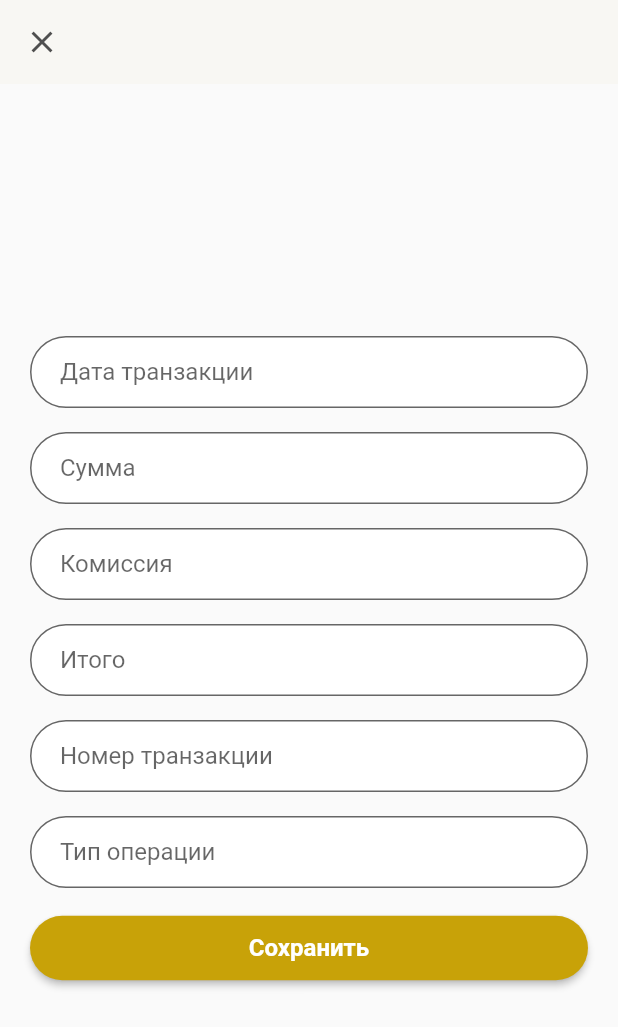
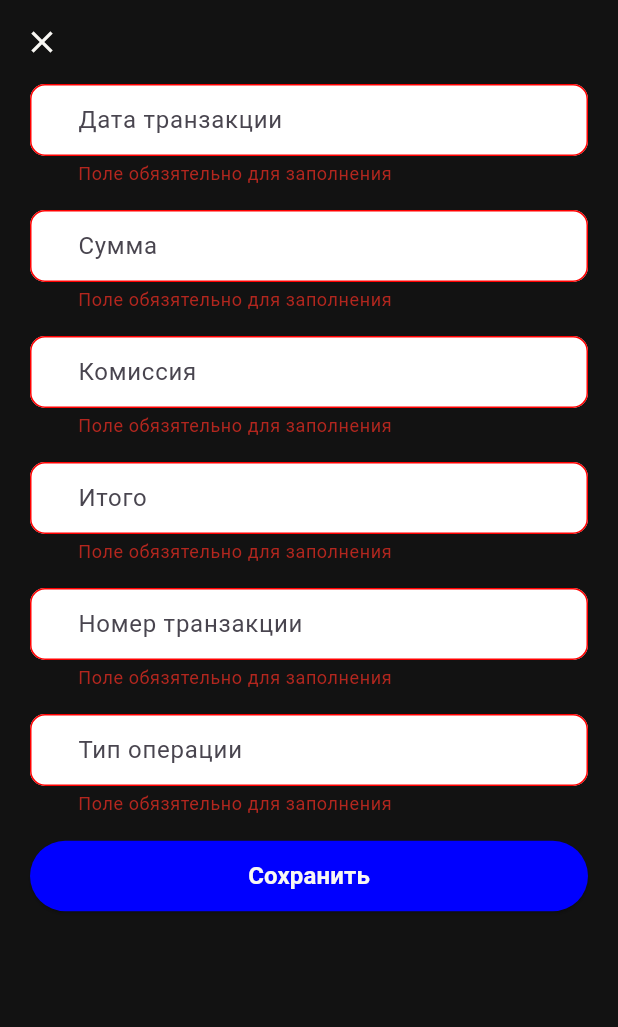
Before and after one commit to mikolashka/test, a Flutter app: the AddTransactionScreen screen opened directly, after a tap on "Сохранить", on a phone screen of 412 x 824 dp. Shown: the top 1027 px of the screen. Run offline on Flutter 3.47's test engine with Material 2 defaults, Android fonts, the phone set to English and light mode, and no system bars; our stand-ins replace auto_route, cloud_firestore, equatable, firebase_auth, firebase_core, fl_chart and 2 more; accounts and stored records are empty; network calls fail.

Commit message:
small refactor

```diff
--- a/lib/app.dart
+++ b/lib/app.dart
@@ -3,6 +3,7 @@ import 'dart:io';
 import 'package:devtools_test/presentation/auth/bloc/auth_bloc.dart';
 import 'package:devtools_test/presentation/initial/bloc/initial_bloc.dart';
 import 'package:devtools_test/presentation/main/bloc/main_bloc.dart';
+import 'package:devtools_test/presentation/utils/app_theme.dart';
 import 'package:flutter/material.dart';
 import 'package:flutter/services.dart';
 import 'package:flutter_bloc/flutter_bloc.dart';
@@ -46,6 +47,7 @@ class _AppState extends State<App> {
           repository: getIt(),
       ),),
     ], child: MaterialApp.router(
+      theme: MainTheme.theme,
       routerConfig: getIt.get<RouterService>().appRouter.config(),
       debugShowCheckedModeBanner: false,
     ),);
--- a/lib/core/validations/validations.dart
+++ b/lib/core/validations/validations.dart
@@ -24,4 +24,11 @@ class Validations{
 
     return null;
   }
+
+  static String? notNull(String? value){
+    if(value?.trim().isEmpty == true){
+      return 'Поле обязятельно для заполнения';
+    }
+    return null;
+  }
 }
--- a/lib/data/managers/data_manager.dart
+++ /dev/null
@@ -1,6 +0,0 @@
-abstract class DataManager{
-  Future<String?> getToken();
-  Future<void> saveAuthToken(String token);
-  Future<String?> getUserId();
-  Future<void> saveUserId(String id);
-}
--- a/lib/data/repository/repository.dart
+++ b/lib/data/repository/repository.dart
@@ -2,9 +2,6 @@ import 'package:devtools_test/data/models/main_screen_model.dart';
 import 'package:devtools_test/data/models/transaction_model.dart';
 
 abstract class Repository{
-  Future<String?> getAuthToken();
-  void saveAuthToken(String token);
-  void saveUserId(String id);
   Future<void> createTransactionModel(TransactionModel transactionModel);
   Future<MainScreenModel> fetchUserTransactions();
   Future<bool> deleteItem(String id);
--- a/lib/data/repository/repository_impl.dart
+++ b/lib/data/repository/repository_impl.dart
@@ -1,5 +1,4 @@
 import 'package:cloud_firestore/cloud_firestore.dart';
-import 'package:devtools_test/data/managers/data_manager.dart';
 import 'package:devtools_test/data/models/operation_type.dart';
 import 'package:devtools_test/data/repository/repository.dart';
 import 'package:firebase_auth/firebase_auth.dart';
@@ -8,24 +7,7 @@ import '../models/main_screen_model.dart';
 import '../models/transaction_model.dart';
 
 class RepositoryImpl extends Repository {
-  final DataManager dataManager;
-
-  RepositoryImpl({required this.dataManager});
-
-  @override
-  Future<String?> getAuthToken() {
-    return dataManager.getToken();
-  }
-
-  @override
-  Future<void> saveAuthToken(String token) async {
-    dataManager.saveAuthToken(token);
-  }
-
-  @override
-  void saveUserId(String id) async {
-    dataManager.saveUserId(id);
-  }
+  RepositoryImpl();
 
   @override
   Future<MainScreenModel> fetchUserTransactions() async {
@@ -33,19 +15,17 @@ class RepositoryImpl extends Repository {
     final snapshot = await db.get();
     final result =
         snapshot.docs.map((e) => TransactionModel.fromJson(e.data()).setId(e.id)).toList();
-    int replenishmentSum = _getSumReplenishment(result);
-    int transferSum = _getSumTransfer(result);
-    int withdrawalSum = _getSumWithdrawal(result);
     int totalSum = _getTotalSum(result);
+
     return MainScreenModel(
-      replenishmentPercent: replenishmentSum / totalSum * 100,
-      transferPercent: transferSum / totalSum * 100,
-      withdrawalPercent: withdrawalSum / totalSum * 100,
+      replenishmentPercent: _getPercentReplenishment(result, totalSum),
+      transferPercent: _getPercentTransfer(result, totalSum),
+      withdrawalPercent: _getPercentWithdrawal(result, totalSum),
       transactionList: result,
     );
   }
 
-  int _getSumReplenishment(List<TransactionModel> transactionList) {
+  double _getPercentReplenishment(List<TransactionModel> transactionList, int totalSum) {
     int sum = 0;
     for (var e in transactionList) {
       if (e.operationType == OperationType.replenishment) {
@@ -53,10 +33,10 @@ class RepositoryImpl extends Repository {
         sum += total ?? 0;
       }
     }
-    return sum;
+    return sum / totalSum * 100;
   }
 
-  int _getSumTransfer(List<TransactionModel> transactionList) {
+  double _getPercentTransfer(List<TransactionModel> transactionList, int totalSum) {
     int sum = 0;
     for (var e in transactionList) {
       if (e.operationType == OperationType.transfer) {
@@ -64,10 +44,10 @@ class RepositoryImpl extends Repository {
         sum += total ?? 0;
       }
     }
-    return sum;
+    return sum / totalSum * 100;
   }
 
-  int _getSumWithdrawal(List<TransactionModel> transactionList) {
+  double _getPercentWithdrawal(List<TransactionModel> transactionList, int totalSum) {
     int sum = 0;
     for (var e in transactionList) {
       if (e.operationType == OperationType.withdrawal) {
@@ -75,7 +55,7 @@ class RepositoryImpl extends Repository {
         sum += total ?? 0;
       }
     }
-    return sum;
+    return sum / totalSum * 100;
   }
 
   int _getTotalSum(List<TransactionModel> transactionList) {
--- a/lib/presentation/auth/screens/auth_screen.dart
+++ b/lib/presentation/auth/screens/auth_screen.dart
@@ -41,7 +41,6 @@ class _AuthScreenState extends State<AuthScreen> {
   @override
   Widget build(BuildContext context) {
     return Scaffold(
-      backgroundColor: AppColors.grey,
       body: BlocListener<AuthBloc, AuthState>(
         listener: (context, state) {
           if (state.errorMessage != null) {}
@@ -90,7 +89,6 @@ class _AuthScreenState extends State<AuthScreen> {
                   width: double.infinity,
                   child: SecondaryElevationButton(
                     title: 'Зарегистрироваться',
-                    bgColor: AppColors.grey,
                     onPressed: () => context.router.push(const RegisterRoute()),
                   ),
                 ),
--- a/lib/presentation/initial/bloc/initial_bloc.dart
+++ b/lib/presentation/initial/bloc/initial_bloc.dart
@@ -1,4 +1,5 @@
 import 'package:equatable/equatable.dart';
+import 'package:firebase_auth/firebase_auth.dart';
 import 'package:flutter_bloc/flutter_bloc.dart';
 
 import '../../../data/repository/repository.dart';
@@ -19,7 +20,6 @@ class InitialBloc extends Bloc<AuthEvent, InitialState> {
       GetTokenEvent event,
     Emitter<InitialState> emit,
   ) async {
-    final token = await repository.getAuthToken();
-    emit(state.copyWith(haveToken: token != null));
+    emit(state.copyWith(haveToken: FirebaseAuth.instance.currentUser != null));
   }
 }
--- a/lib/presentation/main/main_screen.dart
+++ b/lib/presentation/main/main_screen.dart
@@ -1,7 +1,7 @@
 import 'package:auto_route/annotations.dart';
 import 'package:auto_route/auto_route.dart';
 import 'package:devtools_test/data/models/operation_type.dart';
-import 'package:devtools_test/presentation/main/add_transaction_screen.dart';
+import 'package:devtools_test/presentation/main/widgets/add_transaction_screen.dart';
 import 'package:devtools_test/presentation/main/widgets/transaction_list_item.dart';
 import 'package:fl_chart/fl_chart.dart';
 import 'package:flutter/material.dart';
--- a/lib/presentation/main/add_transaction_screen.dart
+++ b/lib/presentation/main/widgets/add_transaction_screen.dart
@@ -1,23 +1,24 @@
 import 'package:auto_route/auto_route.dart';
 import 'package:flutter/cupertino.dart';
 import 'package:flutter/material.dart';
+import 'package:flutter/services.dart';
 import 'package:flutter_bloc/flutter_bloc.dart';
 
-import '../../data/models/operation_type.dart';
-import '../utils/app_colors.dart';
-import '../utils/general_widgets/primary_button.dart';
-import '../utils/general_widgets/simple_input.dart';
-import 'bloc/main_bloc.dart';
+import '../../../core/validations/validations.dart';
+import '../../../data/models/operation_type.dart';
+import '../../utils/app_colors.dart';
+import '../../utils/general_widgets/primary_button.dart';
+import '../../utils/general_widgets/simple_input.dart';
+import '../bloc/main_bloc.dart';
 
-class AddTransactionScreen extends StatefulWidget{
+class AddTransactionScreen extends StatefulWidget {
   const AddTransactionScreen({super.key});
 
   @override
   State<StatefulWidget> createState() => _AddTransactionScreenState();
-
 }
 
-class _AddTransactionScreenState extends State<AddTransactionScreen>{
+class _AddTransactionScreenState extends State<AddTransactionScreen> {
   late TextEditingController _dateTransaction;
   late TextEditingController _sum;
   late TextEditingController _commission;
@@ -28,7 +29,7 @@ class _AddTransactionScreenState extends State<AddTransactionScreen>{
   late MainBloc mainBloc;
 
   final _formKey = GlobalKey<FormState>();
-  DateTime? lastDate;
+  DateTime? lastDate = DateTime.now();
 
   @override
   void initState() {
@@ -56,9 +57,19 @@ class _AddTransactionScreenState extends State<AddTransactionScreen>{
 
   @override
   Widget build(BuildContext context) {
-    return  Scaffold(
-      appBar: AppBar(leading: GestureDetector(onTap:()=> context.router.pop(),child: const Icon(Icons.close, color: AppColors.grey,)), backgroundColor: AppColors.dirtyWhite,elevation: 0,),
-      body: Form(
+    return Scaffold(
+      appBar: AppBar(
+        leading: GestureDetector(
+            onTap: () => context.router.pop(),
+            child: const Icon(
+              Icons.close,
+              color: AppColors.dirtyWhite,
+            )),
+        backgroundColor: AppColors.background,
+        elevation: 0,
+      ),
+      body: SingleChildScrollView(
+        child: Form(
           key: _formKey,
           child: Padding(
             padding: const EdgeInsets.symmetric(horizontal: 20.0),
@@ -68,11 +79,12 @@ class _AddTransactionScreenState extends State<AddTransactionScreen>{
                 SimpleInputLayout(
                   title: 'Дата транзакции',
                   readOnly: true,
+                  validator: Validations.notNull,
                   onClick: () {
                     showModalBottomSheet(
                       context: context,
                       isScrollControlled: true,
-                      backgroundColor: AppColors.dirtyWhite,
+                      backgroundColor: AppColors.background,
                       clipBehavior: Clip.hardEdge,
                       constraints: const BoxConstraints(maxHeight: 290),
                       shape: RoundedRectangleBorder(
@@ -86,7 +98,7 @@ class _AddTransactionScreenState extends State<AddTransactionScreen>{
                             Container(
                               width: double.infinity,
                               decoration: const BoxDecoration(
-                                color: Color(0xFFF4F4F5),
+                                color: AppColors.background,
                               ),
                               height: 42,
                               child: Align(
@@ -103,6 +115,7 @@ class _AddTransactionScreenState extends State<AddTransactionScreen>{
                                     padding: EdgeInsets.only(left: 16.0),
                                     child: Text(
                                       'Готово',
+                                      style: TextStyle(color: AppColors.dirtyWhite),
                                     ),
                                   ),
                                 ),
@@ -111,18 +124,18 @@ class _AddTransactionScreenState extends State<AddTransactionScreen>{
                             Container(
                               height: 216,
                               padding: const EdgeInsets.only(top: 6.0),
-                              color: CupertinoColors.white,
+                              color: AppColors.background,
                               child: DefaultTextStyle(
                                 style: const TextStyle(
-                                  color: CupertinoColors.black,
+                                  color: AppColors.dirtyWhite,
                                   fontSize: 22.0,
                                 ),
                                 child: GestureDetector(
-                                  // Blocks taps from propagating to the modal sheet and popping.
                                   onTap: () {},
                                   child: SafeArea(
                                     top: false,
                                     child: CupertinoDatePicker(
+                                      backgroundColor: AppColors.background,
                                       mode: CupertinoDatePickerMode.date,
                                       initialDateTime: DateTime.now(),
                                       maximumDate: DateTime.now(),
@@ -145,27 +158,38 @@ class _AddTransactionScreenState extends State<AddTransactionScreen>{
                 const SizedBox(height: 16),
                 SimpleInputLayout(
                   title: 'Сумма',
+                  validator: Validations.notNull,
+                  inputFormatters: <TextInputFormatter>[FilteringTextInputFormatter.digitsOnly],
+                  keyboardType: TextInputType.number,
                   controller: _sum,
                 ),
                 const SizedBox(height: 16),
                 SimpleInputLayout(
                   title: 'Комиссия',
+                  validator: Validations.notNull,
+                  keyboardType: TextInputType.number,
                   controller: _commission,
+                  inputFormatters: <TextInputFormatter>[FilteringTextInputFormatter.digitsOnly],
                 ),
                 const SizedBox(height: 16),
                 SimpleInputLayout(
                   title: 'Итого',
+                  validator: Validations.notNull,
+                  keyboardType: TextInputType.number,
                   controller: _total,
+                  inputFormatters: <TextInputFormatter>[FilteringTextInputFormatter.digitsOnly],
                 ),
                 const SizedBox(height: 16),
                 SimpleInputLayout(
                   title: 'Номер транзакции',
+                  validator: Validations.notNull,
                   controller: _numberTransaction,
                 ),
                 const SizedBox(height: 16),
                 SimpleInputLayout(
                   title: 'Тип операции',
                   readOnly: true,
+                  validator: Validations.notNull,
                   onClick: () {
                     showModalBottomSheet(
                       context: context,
@@ -177,7 +201,7 @@ class _AddTransactionScreenState extends State<AddTransactionScreen>{
                         return Wrap(
                           children: List.generate(
                             OperationType.values.length,
-                                (index) => Padding(
+                            (index) => Padding(
                               padding: const EdgeInsets.symmetric(horizontal: 20.0, vertical: 8),
                               child: ListTile(
                                 onTap: () => _selectOperationType(OperationType.values[index]),
@@ -206,10 +230,12 @@ class _AddTransactionScreenState extends State<AddTransactionScreen>{
             ),
           ),
         ),
+      ),
     );
   }
 
   void _saveTransaction() {
+    if (!_formKey.currentState!.validate()) return;
     mainBloc.add(SaveTransactionEvent(
         dateTransaction: lastDate?.toString() ?? '',
         sum: _sum.text,
@@ -222,11 +248,10 @@ class _AddTransactionScreenState extends State<AddTransactionScreen>{
   void _selectOperationType(OperationType operationType) {
     context.router.pop();
     setState(
-          () {
+      () {
         _operationType.text = operationType.displayValue();
       },
     );
     selectOperationType = operationType;
   }
-
 }
--- a/lib/presentation/utils/app_colors.dart
+++ b/lib/presentation/utils/app_colors.dart
@@ -2,15 +2,13 @@ import 'dart:ui';
 
 class AppColors{
   static const yellow = Color(0xFFC8A208);
-  static const yellowLight = Color(0xFFFDFBF6);
-  static const background = Color(0XFF800080);
+  static const background = Color(0XFF121212);
   static const blackText = Color(0xFF4C4D4D);
   static const grayText = Color(0xFFCEC9BC);
   static const dirtyWhite = Color(0xFFF8F7F3);
   static const grey = Color(0xFF4F4F4F);
   static const dirtyGray = Color(0xFF484342);
   static const orange = Color(0xFFD59B0F);
-  static const starColor = Color(0xFFF5A623);
   static const transparent = Color(0x00000000);
 
   static const blue = Color(0xFF0000FF);
--- /dev/null
+++ b/lib/presentation/utils/app_theme.dart
@@ -0,0 +1,14 @@
+import 'package:flutter/material.dart';
+
+import 'app_colors.dart';
+import 'input_decoration_theme.dart';
+
+@immutable
+abstract class MainTheme {
+  static final theme = ThemeData(
+    scaffoldBackgroundColor: AppColors.background,
+    useMaterial3: true,
+    primaryColor: AppColors.blue,
+    inputDecorationTheme: AppTextFieldTheme.theme,
+  );
+}
--- a/lib/presentation/utils/general_widgets/primary_button.dart
+++ b/lib/presentation/utils/general_widgets/primary_button.dart
@@ -12,7 +12,7 @@ class PrimaryElevationButton extends StatelessWidget{
     return  ElevatedButton(
       onPressed:onPressed,
       style: ElevatedButton.styleFrom(
-        backgroundColor: AppColors.yellow,
+        backgroundColor: AppColors.blue,
         shape: RoundedRectangleBorder(
           borderRadius: BorderRadius.circular(28.0),
         ),
@@ -24,6 +24,7 @@ class PrimaryElevationButton extends StatelessWidget{
           style: const TextStyle(
             fontSize: 16.0,
             fontWeight: FontWeight.bold,
+            color: AppColors.dirtyWhite
           ),
         ),
       ),
@@ -33,18 +34,17 @@ class PrimaryElevationButton extends StatelessWidget{
 class SecondaryElevationButton extends StatelessWidget{
   final VoidCallback onPressed;
   final String title;
-  final Color? bgColor;
-  const SecondaryElevationButton({super.key, required this.onPressed, required this.title, this.bgColor});
+  const SecondaryElevationButton({super.key, required this.onPressed, required this.title});
 
   @override
   Widget build(BuildContext context) {
     return ElevatedButton(
       onPressed: () =>onPressed(),
       style: ElevatedButton.styleFrom(
-        backgroundColor: bgColor ?? AppColors.transparent,
+        backgroundColor:  AppColors.transparent,
         shape: RoundedRectangleBorder(
             borderRadius: BorderRadius.circular(28.0),
-            side: const BorderSide(width: 2, color: AppColors.orange)),
+            side: const BorderSide(width: 2, color: AppColors.blue)),
       ),
       child:  Padding(
         padding: const EdgeInsets.symmetric(vertical: 12.0),
@@ -53,7 +53,7 @@ class SecondaryElevationButton extends StatelessWidget{
           style: const TextStyle(
               fontSize: 15.0,
               fontWeight: FontWeight.w500,
-              color: AppColors.orange),
+              color: AppColors.blue),
         ),
       ),
     );
--- a/lib/presentation/utils/general_widgets/simple_input.dart
+++ b/lib/presentation/utils/general_widgets/simple_input.dart
@@ -1,5 +1,6 @@
 import 'package:devtools_test/presentation/utils/app_colors.dart';
 import 'package:flutter/material.dart';
+import 'package:flutter/services.dart';
 
 class SimpleInputLayout extends StatelessWidget {
   final String title;
@@ -8,26 +9,33 @@ class SimpleInputLayout extends StatelessWidget {
   final TextEditingController controller;
   final String? Function(String?)? validator;
   final bool readOnly;
+  final TextInputType? keyboardType;
   final VoidCallback? onClick;
+  final List<TextInputFormatter>? inputFormatters;
 
-  const SimpleInputLayout({super.key,
+  const SimpleInputLayout(
+      {super.key,
       required this.title,
       this.obscureText,
+      this.inputFormatters,
       this.icon,
       this.onClick,
       this.readOnly = false,
       required this.controller,
-    this.validator});
+      this.validator,
+      this.keyboardType});
 
   @override
   Widget build(BuildContext context) {
     return TextFormField(
       onTap: onClick,
       validator: validator,
+      inputFormatters: inputFormatters,
       obscureText: obscureText ?? false,
       controller: controller,
       readOnly: readOnly,
-      autovalidateMode: AutovalidateMode.always,
+      keyboardType: keyboardType,
+      autovalidateMode: AutovalidateMode.onUserInteraction,
       decoration: InputDecoration(
         filled: true,
         contentPadding: const EdgeInsets.symmetric(horizontal: 20),
@@ -35,20 +43,6 @@ class SimpleInputLayout extends StatelessWidget {
         hintText: title,
         prefixIcon: icon,
         prefixIconColor: AppColors.grayText,
-        border: OutlineInputBorder(
-          borderRadius: BorderRadius.circular(28.0),
-          borderSide: const BorderSide(
-            color: AppColors.grayText, // Желтый цвет активной границы
-            width: 1.0,
-          ),
-        ),
-        focusedBorder: OutlineInputBorder(
-          borderRadius: BorderRadius.circular(28.0),
-          borderSide: const BorderSide(
-            color: AppColors.yellow, // Желтый цвет активной границы
-            width: 1.0,
-          ),
-        ),
       ),
     );
   }
--- /dev/null
+++ b/lib/presentation/utils/input_decoration_theme.dart
@@ -0,0 +1,37 @@
+import 'package:devtools_test/presentation/utils/app_colors.dart';
+import 'package:flutter/material.dart';
+
+@immutable
+abstract class AppTextFieldTheme {
+  static const _borderRadius = BorderRadius.all(Radius.circular(10));
+
+  static const theme = InputDecorationTheme(
+    disabledBorder: OutlineInputBorder(
+      borderSide: BorderSide(color: Color(0xFFD9DEDE)),
+      borderRadius: _borderRadius,
+      gapPadding: 12,
+    ),
+    enabledBorder: OutlineInputBorder(
+      borderSide: BorderSide(color: AppColors.dirtyWhite),
+      borderRadius: _borderRadius,
+      gapPadding: 12,
+    ),
+    focusedBorder: OutlineInputBorder(
+      borderSide: BorderSide(color: AppColors.yellow),
+      borderRadius: _borderRadius,
+      gapPadding: 12,
+    ),
+    focusedErrorBorder: OutlineInputBorder(
+      borderSide: BorderSide(color: AppColors.red),
+      borderRadius: _borderRadius,
+      gapPadding: 12,
+    ),
+    errorBorder: OutlineInputBorder(
+      borderSide: BorderSide(color: AppColors.red),
+      borderRadius: _borderRadius,
+      gapPadding: 12,
+    ),
+    fillColor: AppColors.background,
+    filled: true,
+  );
+}
```
Also changed, not shown: lib/data/managers/data_manager_impl.dart (deleted, +0 -31 lines), lib/data/managers/secure_storage/secure_storage_data_source.dart (deleted, +0 -42 lines), lib/injectors.dart (+1 -18 lines), lib/presentation/auth/bloc/auth_bloc.dart (+2 -5 lines), lib/presentation/main/widgets/transaction_list_item.dart (+6 -6 lines). Lines whose indentation alone changed are shown as unchanged.
